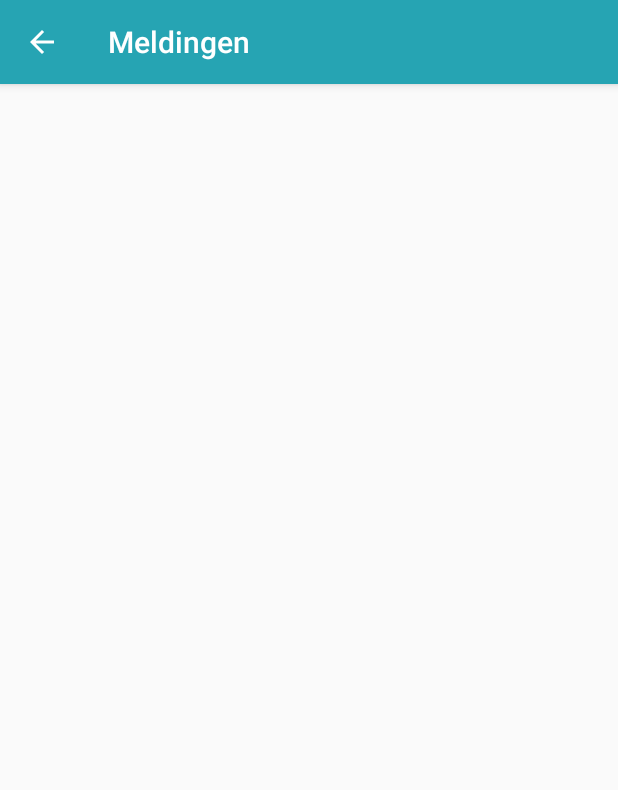
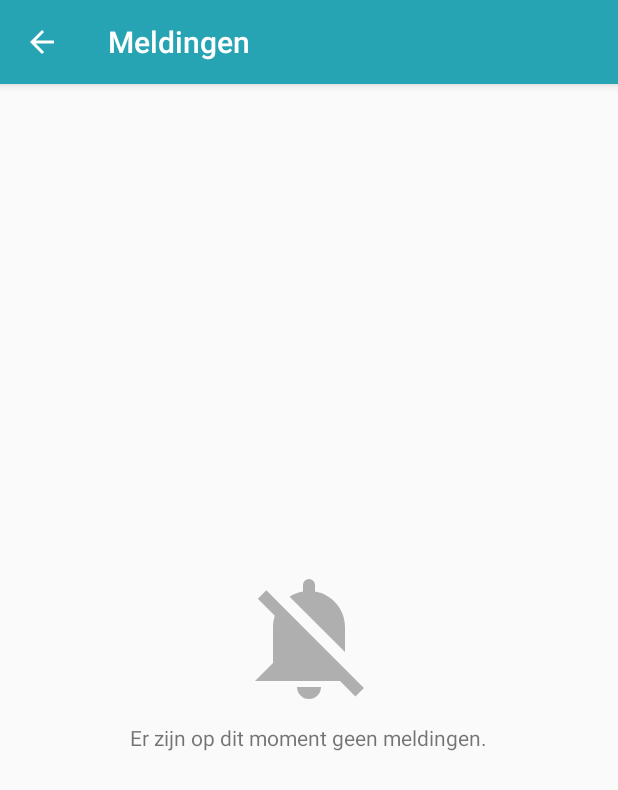
Before and after one commit to tricycle-security/arne-android, an Android app: the AlertActivity screen opened directly, with no data from a screen before it, on a phone screen of 412 x 824 dp. Shown: the top 790 px of the screen. Run offline under Robolectric (Android 15) with nearby library versions, the phone set to English and light mode, and no system bars; our stand-ins replace Firebase (no records; nobody signed in at launch, a user with empty details on screens opened directly); libraries missing offline, so code that uses them is left out: com.greysonparrelli.permiso.

Commit message:
If there are no alerts you will now see a decent screen.

```diff
--- a/app/src/main/java/com/tricycle_sec/arne/arne/alerts/AlertActivity.kt
+++ b/app/src/main/java/com/tricycle_sec/arne/arne/alerts/AlertActivity.kt
@@ -34,18 +34,21 @@ class AlertActivity : BaseActivity() {
             val alert = dataSnapshot.getValue<Alert>(Alert::class.java)!!
             mappedAlerts.put(alert.id, alert)
             adapter.notifyDataSetChanged()
+            empty_screen.visibility = if(adapter.itemCount < 1) View.VISIBLE else View.GONE
         }
 
         override fun onChildChanged(dataSnapshot: DataSnapshot, prevChildKey: String?) {
             val alert = dataSnapshot.getValue<Alert>(Alert::class.java)!!
             mappedAlerts.put(alert.id, alert)
             adapter.notifyDataSetChanged()
+            empty_screen.visibility = if(adapter.itemCount < 1) View.VISIBLE else View.GONE
         }
 
         override fun onChildRemoved(dataSnapshot: DataSnapshot) {
             val alert = dataSnapshot.getValue<Alert>(Alert::class.java)!!
             mappedAlerts.remove(alert.id)
             adapter.notifyDataSetChanged()
+            empty_screen.visibility = if(adapter.itemCount < 1) View.VISIBLE else View.GONE
         }
 
         override fun onChildMoved(dataSnapshot: DataSnapshot, prevChildKey: String) {}
@@ -63,6 +66,7 @@ class AlertActivity : BaseActivity() {
 
         content_frame.layoutManager = LinearLayoutManager(this@AlertActivity)
         content_frame.adapter = adapter
+        empty_screen.visibility = if(adapter.itemCount < 1) View.VISIBLE else View.GONE
     }
 
     override fun onResume() {
--- a/app/src/main/java/com/tricycle_sec/arne/arne/services/NotificationService.kt
+++ b/app/src/main/java/com/tricycle_sec/arne/arne/services/NotificationService.kt
@@ -1,6 +1,5 @@
 package com.tricycle_sec.arne.arne.services
 
-import android.Manifest
 import android.app.*
 import android.content.Intent
 import android.support.v4.app.NotificationCompat
--- /dev/null
+++ b/app/src/main/res/drawable/ic_no_alerts.xml
@@ -0,0 +1,9 @@
+<vector xmlns:android="http://schemas.android.com/apk/res/android"
+        android:width="96dp"
+        android:height="96dp"
+        android:viewportWidth="24.0"
+        android:viewportHeight="24.0">
+    <path
+        android:fillColor="#AFAFAF"
+        android:pathData="M14,20A2,2 0,0 1,12 22A2,2 0,0 1,10 20H14M19.74,21.57L17.17,19H3L6,16V10C6,9.35 6.1,8.72 6.3,8.13L3.47,5.3L4.89,3.89L7.29,6.29L21.15,20.15L19.74,21.57M11,4.08V3A1,1 0,0 1,12 2A1,1 0,0 1,13 3V4.08C15.84,4.56 18,7.03 18,10V14.17L8.77,4.94C9.44,4.5 10.19,4.22 11,4.08Z"/>
+</vector>
--- a/app/src/main/res/layout/activity_alert.xml
+++ b/app/src/main/res/layout/activity_alert.xml
@@ -1,7 +1,34 @@
 <?xml version="1.0" encoding="utf-8"?>
-<android.support.v7.widget.RecyclerView xmlns:android="http://schemas.android.com/apk/res/android"
+<FrameLayout xmlns:android="http://schemas.android.com/apk/res/android"
     xmlns:tools="http://schemas.android.com/tools"
     android:layout_width="match_parent"
     android:layout_height="match_parent"
-    android:id="@+id/content_frame"
-    tools:context="com.tricycle_sec.arne.arne.alerts.AlertActivity"/>
+    tools:context="com.tricycle_sec.arne.arne.alerts.AlertActivity">
+
+    <android.support.v7.widget.RecyclerView
+        android:id="@+id/content_frame"
+        android:layout_width="match_parent"
+        android:layout_height="match_parent"/>
+
+    <LinearLayout
+        android:layout_width="match_parent"
+        android:layout_height="match_parent"
+        android:id="@+id/empty_screen"
+        android:gravity="center"
+        android:orientation="vertical">
+
+        <ImageView
+            android:layout_width="wrap_content"
+            android:layout_height="wrap_content"
+            android:src="@drawable/ic_no_alerts"
+            android:layout_marginBottom="8dp"/>
+
+        <TextView
+            android:layout_width="wrap_content"
+            android:layout_height="wrap_content"
+            android:textSize="14sp"
+            android:fontFamily="sans-serif-regular"
+            android:text="@string/alert_empty_text"/>
+
+    </LinearLayout>
+</FrameLayout>
--- a/app/src/main/res/values/strings.xml
+++ b/app/src/main/res/values/strings.xml
@@ -20,6 +20,7 @@
     <string name="negative">Nee</string>
 
     <string name="alert_responders">Responders aangemeld: %d</string>
+    <string name="alert_empty_text">Er zijn op dit moment geen meldingen.</string>
     <string name="alert_expired">INACTIEF</string>
 
     <string name="overview_responding">Aangemeld</string>
```
Also changed, not shown: 1 other file.
